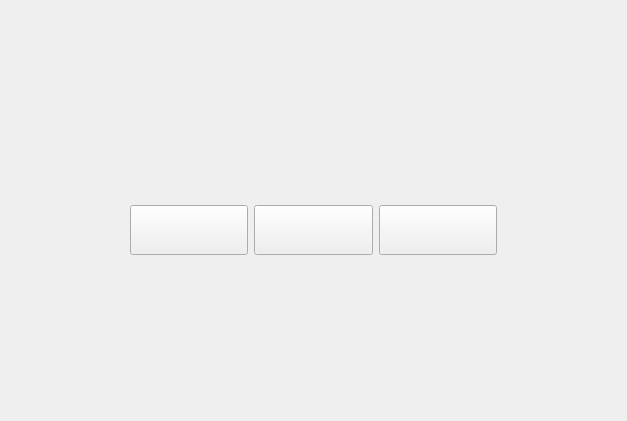
The window that ui/scan_widget.ui (cheind/reconstructme-qt) describes before a commit, drawn with Qt 5.
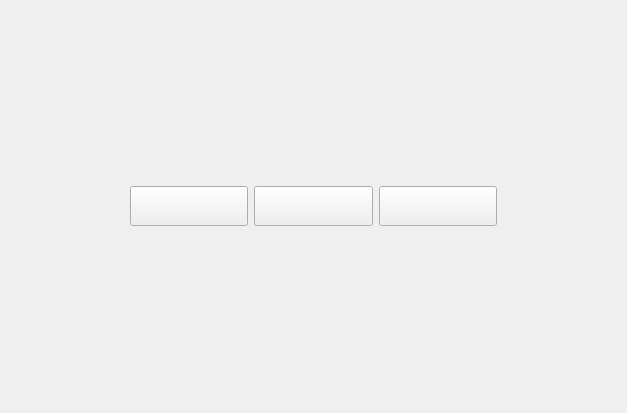
The same window after the commit. Icons and pictures are not drawn.

Diff of the .ui file:
```diff
--- a/ui/scan_widget.ui
+++ b/ui/scan_widget.ui
@@ -7,7 +7,7 @@
     <x>0</x>
     <y>0</y>
     <width>627</width>
-    <height>421</height>
+    <height>413</height>
    </rect>
   </property>
   <property name="windowTitle">
@@ -15,7 +15,7 @@
   </property>
   <layout class="QGridLayout" name="gridLayout_2">
    <item row="0" column="0">
-    <layout class="QVBoxLayout" name="verticalLayout">
+    <layout class="QVBoxLayout" name="verticalLayout" stretch="10,1">
      <item>
       <layout class="QGridLayout" name="view_layout">
        <property name="sizeConstraint">
@@ -23,22 +23,6 @@
        </property>
       </layout>
      </item>
-     <item>
-      <spacer name="verticalSpacer">
-       <property name="orientation">
-        <enum>Qt::Vertical</enum>
-       </property>
-       <property name="sizeType">
-        <enum>QSizePolicy::Preferred</enum>
-       </property>
-       <property name="sizeHint" stdset="0">
-        <size>
-         <width>20</width>
-         <height>40</height>
-        </size>
-       </property>
-      </spacer>
-     </item>
      <item>
       <layout class="QHBoxLayout" name="horizontalLayout">
        <property name="sizeConstraint">
@@ -74,7 +58,7 @@
          <property name="maximumSize">
           <size>
            <width>250</width>
-           <height>50</height>
+           <height>40</height>
           </size>
          </property>
          <property name="toolTip">
@@ -118,7 +102,7 @@
          <property name="maximumSize">
           <size>
            <width>250</width>
-           <height>50</height>
+           <height>40</height>
           </size>
          </property>
          <property name="toolTip">
@@ -162,7 +146,7 @@
          <property name="maximumSize">
           <size>
            <width>250</width>
-           <height>50</height>
+           <height>40</height>
           </size>
          </property>
          <property name="toolTip">
```
